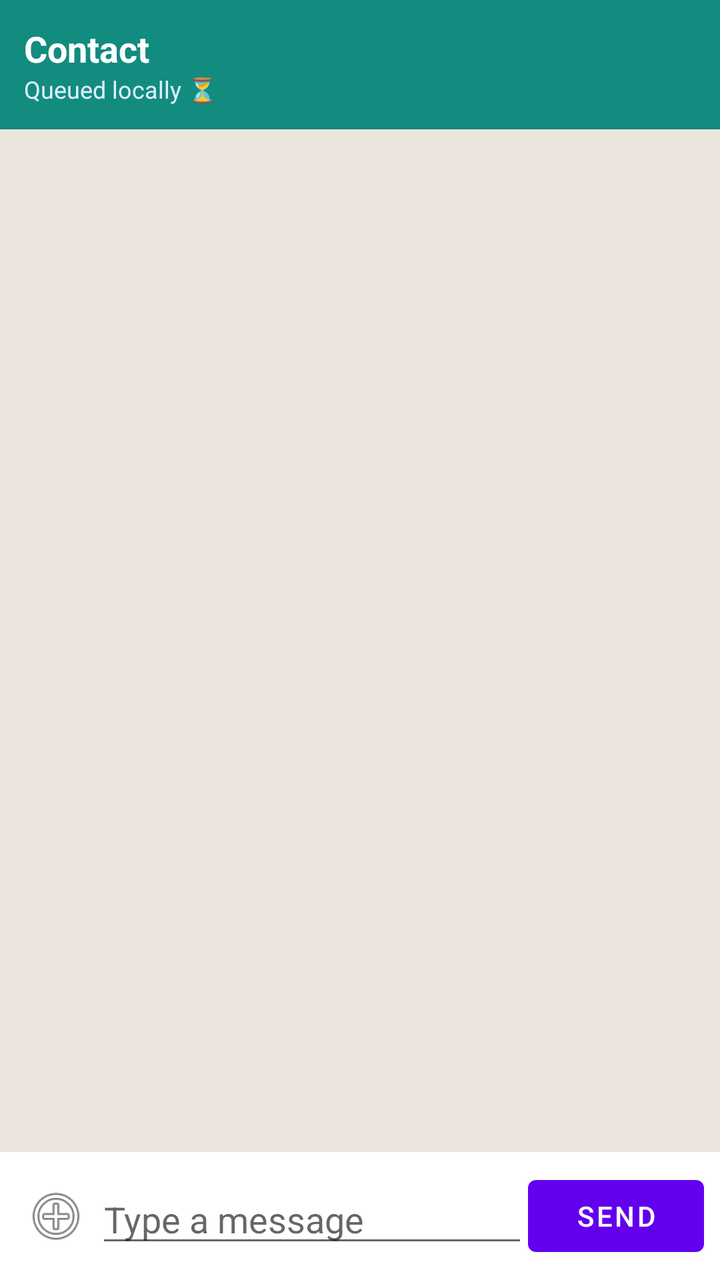
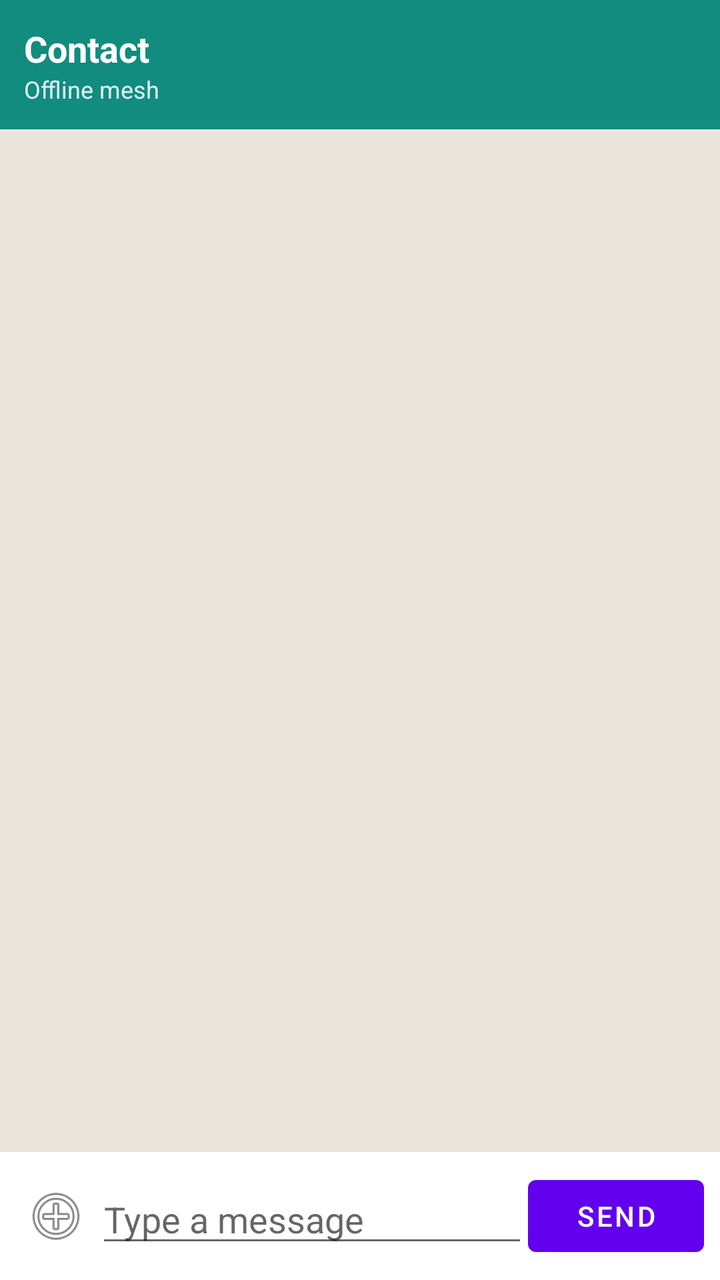

Two renders of the same Android screen: before a commit and after it. Below are the layout's source before the change and the commit's diff.
<!-- AndroidManifest.xml: application theme Theme.TharMesh -->
<!-- res/layout/activity_chat.xml -->
<?xml version="1.0" encoding="utf-8"?>
<LinearLayout xmlns:android="http://schemas.android.com/apk/res/android"
    android:layout_width="match_parent"
    android:layout_height="match_parent"
    android:background="@color/tm_bg"
    android:orientation="vertical">

    <LinearLayout
        android:layout_width="match_parent"
        android:layout_height="wrap_content"
        android:background="@color/tm_primary"
        android:orientation="vertical"
        android:padding="12dp">

        <TextView
            android:id="@+id/text_chat_title"
            android:layout_width="match_parent"
            android:layout_height="wrap_content"
            android:text="Contact"
            android:textColor="@android:color/white"
            android:textSize="18sp"
            android:textStyle="bold" />

        <TextView
            android:id="@+id/text_top_status"
            android:layout_width="match_parent"
            android:layout_height="wrap_content"
            android:text="Queued locally ⏳"
            android:textColor="#DDEEFF"
            android:textSize="12sp" />
    </LinearLayout>

    <androidx.recyclerview.widget.RecyclerView
        android:id="@+id/recycler_messages"
        android:layout_width="match_parent"
        android:layout_height="0dp"
        android:layout_weight="1"
        android:clipToPadding="false"
        android:padding="8dp" />

    <LinearLayout
        android:layout_width="match_parent"
        android:layout_height="wrap_content"
        android:background="@color/tm_surface"
        android:gravity="center_vertical"
        android:orientation="horizontal"
        android:padding="8dp">

        <ImageButton
            android:id="@+id/button_attach"
            android:layout_width="40dp"
            android:layout_height="40dp"
            android:background="@android:color/transparent"
            android:contentDescription="@string/chat_attach"
            android:src="@android:drawable/ic_menu_add" />

        <EditText
            android:id="@+id/edit_message"
            android:layout_width="0dp"
            android:layout_height="wrap_content"
            android:layout_weight="1"
            android:hint="@string/hint_message"
            android:maxLines="4" />

        <Button
            android:id="@+id/button_send"
            android:layout_width="wrap_content"
            android:layout_height="wrap_content"
            android:text="@string/chat_send" />
    </LinearLayout>

</LinearLayout>
<!-- resources referenced by this layout -->
<resources>
  <color name="tm_bg">#ECE5DD</color>
  <color name="tm_primary">#128C7E</color>
  <color name="tm_surface">#FFFFFF</color>
  <string name="chat_attach">Attach</string>
  <string name="chat_send">Send</string>
  <string name="hint_message">Type a message</string>
  <style name="Theme.TharMesh" parent="Theme.MaterialComponents.DayNight.NoActionBar">
          <item name="colorPrimary">@color/purple_500</item>
          <item name="colorPrimaryVariant">@color/purple_700</item>
          <item name="colorOnPrimary">@color/white</item>
          <item name="colorSecondary">@color/teal_200</item>
          <item name="colorOnSecondary">@color/black</item>
          <item name="android:statusBarColor" tools:targetApi="l">@color/purple_700</item>
      </style>
  <color name="purple_500">#6200EE</color>
  <color name="purple_700">#3700B3</color>
  <color name="white">#FFFFFF</color>
  <color name="teal_200">#03DAC5</color>
  <color name="black">#000000</color>
</resources>

<!-- the commit's change to res/layout/activity_chat.xml (unified diff, before → after) -->
@@ -25,7 +25,7 @@
             android:id="@+id/text_top_status"
             android:layout_width="match_parent"
             android:layout_height="wrap_content"
-            android:text="Queued locally ⏳"
+            android:text="@string/chat_header_offline"
             android:textColor="#DDEEFF"
             android:textSize="12sp" />
     </LinearLayout>
@@ -37,6 +37,51 @@
         android:layout_weight="1"
         android:clipToPadding="false"
         android:padding="8dp" />
+
+    <LinearLayout
+        android:id="@+id/reply_bar"
+        android:layout_width="match_parent"
+        android:layout_height="wrap_content"
+        android:background="@color/tm_surface"
+        android:orientation="horizontal"
+        android:padding="8dp"
+        android:visibility="gone">
+
+        <LinearLayout
+            android:layout_width="0dp"
+            android:layout_height="wrap_content"
+            android:layout_weight="1"
+            android:orientation="vertical"
+            android:paddingStart="8dp"
+            android:paddingEnd="8dp">
+
+            <TextView
+                android:id="@+id/reply_bar_author"
+                android:layout_width="wrap_content"
+                android:layout_height="wrap_content"
+                android:textColor="@color/tm_accent"
+                android:textSize="12sp"
+                android:textStyle="bold"
+                android:text="@string/chat_reply_to" />
+
+            <TextView
+                android:id="@+id/reply_bar_preview"
+                android:layout_width="match_parent"
+                android:layout_height="wrap_content"
+                android:maxLines="2"
+                android:ellipsize="end"
+                android:textColor="@color/tm_text_secondary"
+                android:textSize="13sp" />
+        </LinearLayout>
+
+        <ImageButton
+            android:id="@+id/reply_bar_close"
+            android:layout_width="36dp"
+            android:layout_height="36dp"
+            android:background="@android:color/transparent"
+            android:contentDescription="@string/chat_cancel_reply"
+            android:src="@android:drawable/ic_menu_close_clear_cancel" />
+    </LinearLayout>
 
     <LinearLayout
         android:layout_width="match_parent"
@@ -60,7 +105,8 @@
             android:layout_height="wrap_content"
             android:layout_weight="1"
             android:hint="@string/hint_message"
-            android:maxLines="4" />
+            android:maxLines="4"
+            android:inputType="textMultiLine|textCapSentences" />
 
         <Button
             android:id="@+id/button_send"
<!-- resource entries referenced after the edit -->
@@ -1,9 +1,14 @@
 <!-- resources referenced by this layout -->
 <resources>
+  <color name="tm_accent">#25D366</color>
   <color name="tm_bg">#ECE5DD</color>
   <color name="tm_primary">#128C7E</color>
   <color name="tm_surface">#FFFFFF</color>
+  <color name="tm_text_secondary">#6B7280</color>
   <string name="chat_attach">Attach</string>
+  <string name="chat_cancel_reply">Cancel reply</string>
+  <string name="chat_header_offline">Offline mesh</string>
+  <string name="chat_reply_to">Replying</string>
   <string name="chat_send">Send</string>
   <string name="hint_message">Type a message</string>
   <style name="Theme.TharMesh" parent="Theme.MaterialComponents.DayNight.NoActionBar">
